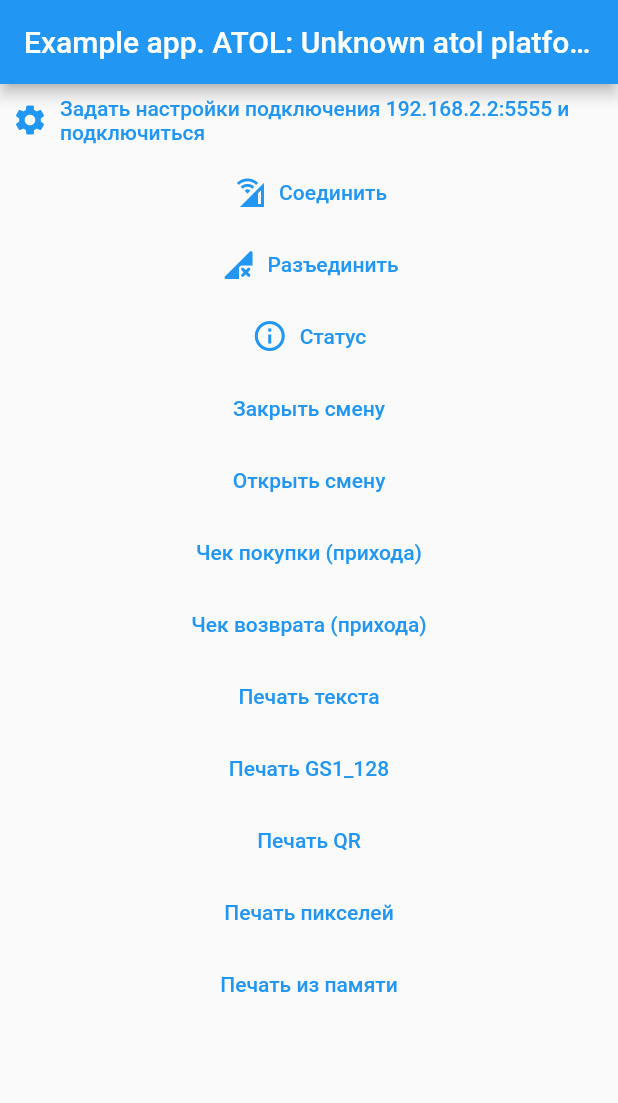
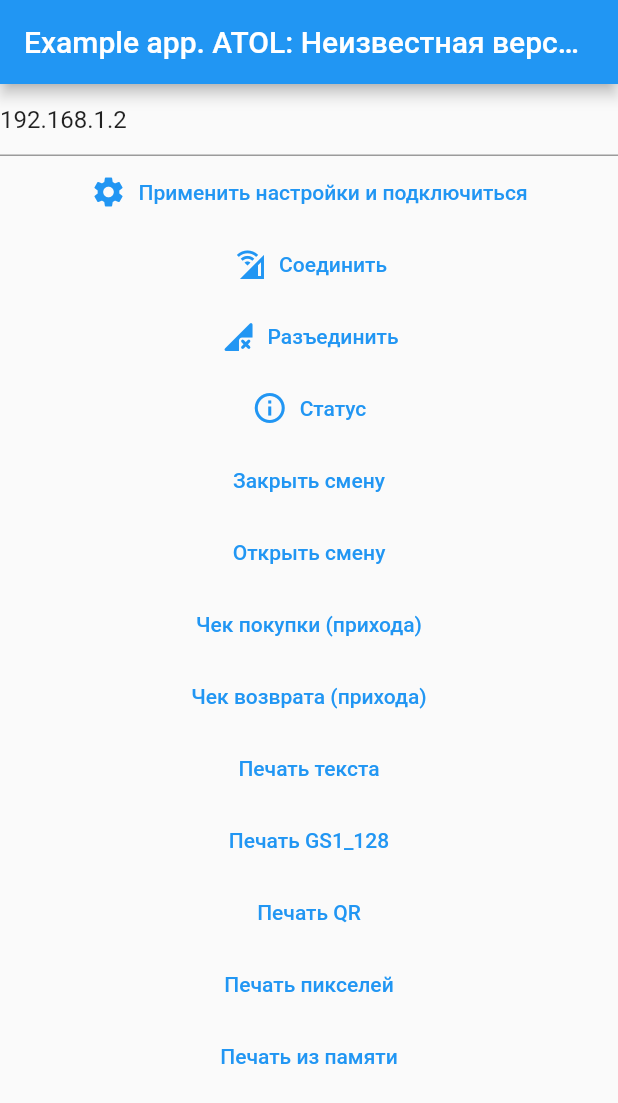
Before and after one commit to dev-company/fptr10_service, a Flutter app: the screen it shows after launch, on a phone screen of 412 x 824 dp. Shown: the top 1103 px of the screen. Run offline on Flutter 3.47's test engine with Material 2 defaults, Android fonts, the phone set to English and light mode, and no system bars; our stand-ins replace freezed_annotation.

Commit message:
Closes: #2

```diff
--- a/example/lib/main.dart
+++ b/example/lib/main.dart
@@ -28,23 +28,25 @@ class MyApp extends StatefulWidget {
 }
 
 class _MyAppState extends State<MyApp> {
+  final TextEditingController ipcontroller =
+      TextEditingController(text: '192.168.1.2');
   String _platformVersion = 'Unknown';
 
   @override
   void initState() {
     super.initState();
 
-    WidgetsBinding.instance!.addPostFrameCallback((_) => initPlatformState());
+    WidgetsBinding.instance.addPostFrameCallback((_) => initPlatformState());
   }
 
   Future<void> initPlatformState() async {
     String platformVersion;
 
     try {
-      platformVersion =
-          await Fptr10Service.driverVersion ?? 'Unknown atol platform version';
+      platformVersion = await Fptr10Service.driverVersion ??
+          'Неизвестная версия драйвера АТОЛ';
     } on PlatformException {
-      platformVersion = 'Failed to get atol platform version.';
+      platformVersion = 'Не удалось загрузить версию платформы.';
     }
 
     if (!mounted) return;
@@ -66,26 +68,17 @@ class _MyAppState extends State<MyApp> {
           title: Text('Example app. ATOL: $_platformVersion\n'),
         ),
         body: ListView(
-          children: exampleActions,
-        ),
-      ),
-    );
-  }
-
-  List<Widget> exampleActions =
-      connectionActions + shiftActions + fiscalActions + nonFiscalActions;
-}
-
-List<Widget> connectionActions = [
+          children: [
+            TextFormField(controller: ipcontroller),
+            // connection
             TextButton.icon(
               onPressed: () async {
-      await Fptr10Service.setupSettings('192.168.2.2', 5555);
+                await Fptr10Service.setupSettings(ipcontroller.text, 5555);
                 await Fptr10Service.close();
                 await Fptr10Service.open();
               },
               icon: const Icon(Icons.settings),
-    label: const Text(
-        'Задать настройки подключения 192.168.2.2:5555 и подключиться'),
+              label: const Text('Применить настройки и подключиться'),
             ),
             TextButton.icon(
               onPressed: () => Fptr10Service.open(),
@@ -105,18 +98,7 @@ List<Widget> connectionActions = [
               icon: const Icon(Icons.info_outline),
               label: const Text('Статус'),
             ),
-  // TextButton.icon(
-  //     onPressed: () {
-  //       Fptr10Service.statusChannel.receiveBroadcastStream().listen((event) {
-  //         FptrStatus status = FptrStatus.fromEvent(event);
-  //         debugPrint('KKM status: ${status.toSimpleMap()}');
-  //       });
-  //     },
-  //     icon: const Icon(Icons.play_arrow),
-  //     label: const Text('Начать опрашивать кассу о статусе')),
-];
-
-List<Widget> shiftActions = [
+            // shift actions
             TextButton(
                 onPressed: () {
                   Fptr10ServiceTasks.sendTask(FptrJsonTask.closeShift);
@@ -127,9 +109,7 @@ List<Widget> shiftActions = [
                   Fptr10ServiceTasks.sendTask(FptrJsonTask.openShift);
                 },
                 child: const Text('Открыть смену')),
-];
-
-List<Widget> fiscalActions = [
+            // fiscal actions
             TextButton(
               onPressed: () {
                 Map<String, dynamic> task = FptrJsonTask.fiscal(
@@ -153,7 +133,8 @@ List<Widget> fiscalActions = [
                     ),
                   ],
                 );
-      dynamic result = Fptr10ServiceTasks.sendTaskWithParsedResponse(task);
+                dynamic result =
+                    Fptr10ServiceTasks.sendTaskWithParsedResponse(task);
 
                 debugPrint(result.toString());
               },
@@ -185,18 +166,19 @@ List<Widget> fiscalActions = [
                   Fptr10ServiceTasks.sendTaskWithResponse(task);
                 },
                 child: const Text('Чек возврата (прихода)')),
-];
 
-List<Widget> nonFiscalActions = [
+            // nonfiscal actions
             TextButton(
                 onPressed: () {
                   Map<String, dynamic> task = FptrJsonTask.nonFiscal(
                     items: [
                       FptrTextElement(
-                text: 'Строка 1', alignment: FptrElementAlignment.left),
+                          text: 'Строка 1',
+                          alignment: FptrElementAlignment.left),
                       FptrTextElement(text: 'Строка 2'),
                       FptrTextElement(
-                text: 'Строка 3', alignment: FptrElementAlignment.right),
+                          text: 'Строка 3',
+                          alignment: FptrElementAlignment.right),
                     ],
                   );
                   Fptr10ServiceTasks.sendTask(task);
@@ -228,10 +210,12 @@ List<Widget> nonFiscalActions = [
                         alignment: FptrElementAlignment.left,
                       ),
                       FptrTextElement(
-                text: 'Строка 1', alignment: FptrElementAlignment.left),
+                          text: 'Строка 1',
+                          alignment: FptrElementAlignment.left),
                       FptrTextElement(text: 'Строка 2'),
                       FptrTextElement(
-                text: 'Строка 3', alignment: FptrElementAlignment.right),
+                          text: 'Строка 3',
+                          alignment: FptrElementAlignment.right),
                     ],
                   );
                   Fptr10ServiceTasks.sendTask(task);
@@ -263,4 +247,13 @@ List<Widget> nonFiscalActions = [
                   Fptr10ServiceTasks.sendTask(task);
                 },
                 child: const Text('Печать из памяти')),
-];
+          ],
+        ),
+      ),
+    );
+  }
+
+  List<Widget> exampleActions = nonFiscalActions;
+}
+
+List<Widget> nonFiscalActions = [];
--- a/example/pubspec.yaml
+++ b/example/pubspec.yaml
@@ -3,10 +3,10 @@ description: Demonstrates how to use the fptr10_service plugin.
 
 # The following line prevents the package from being accidentally published to
 # pub.dev using `flutter pub publish`. This is preferred for private packages.
-publish_to: 'none' # Remove this line if you wish to publish to pub.dev
+publish_to: "none" # Remove this line if you wish to publish to pub.dev
 
 environment:
-  sdk: ">=2.12.0 <3.0.0"
+  sdk: ">=2.17.0 <3.0.0"
 
 # Dependencies specify other packages that your package needs in order to work.
 # To automatically upgrade your package dependencies to the latest versions
@@ -46,7 +46,6 @@ dev_dependencies:
 
 # The following section is specific to Flutter.
 flutter:
-
   # The following line ensures that the Material Icons font is
   # included with your application, so that you can use the icons in
   # the material Icons class.
```
Also changed, not shown: pubspec.yaml (+5 -5 lines), example/pubspec.lock, pubspec.lock, 5 other files. Lines whose indentation alone changed are shown as unchanged.
